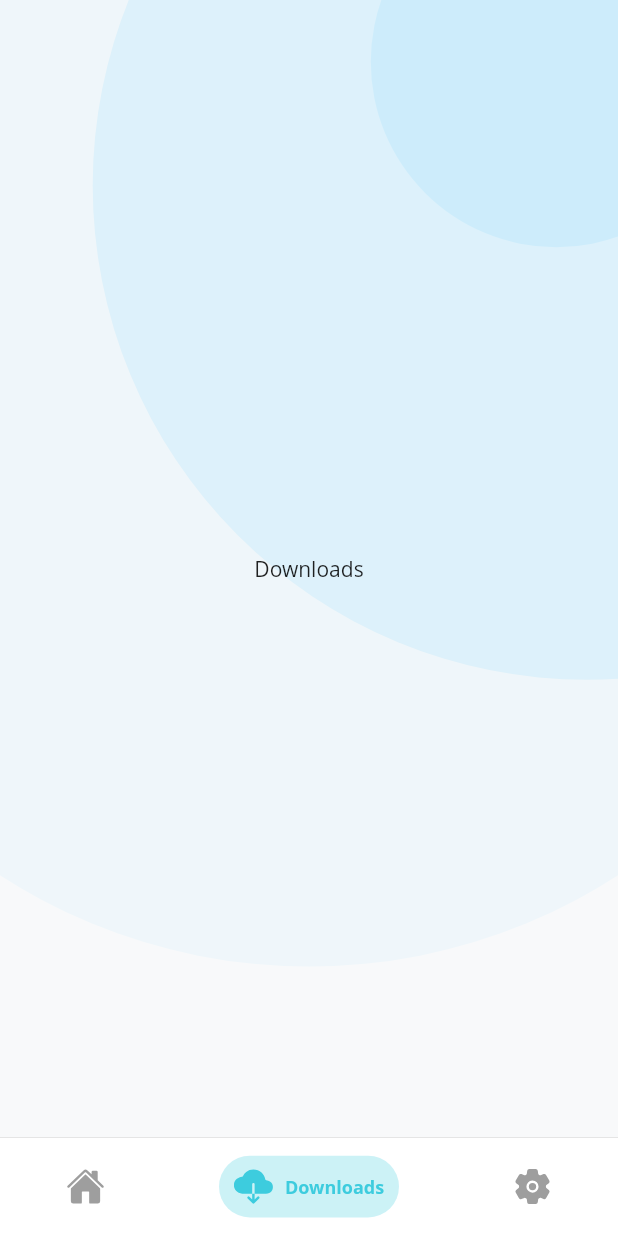
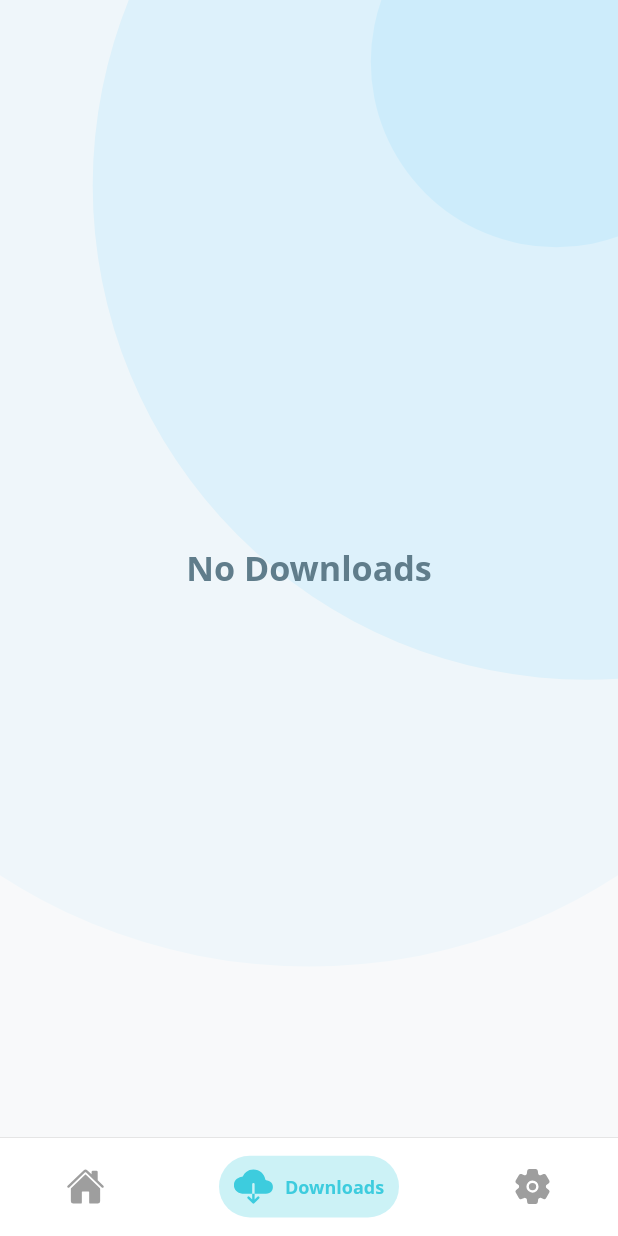
Before and after one commit to lakshitha-deshapriya/NBDS-Deshana, a Flutter app: the screen it shows after launch, item 2 of the bottom bar chosen, on a phone screen of 412 x 824 dp. Run offline on Flutter 3.47's test engine with Material 2 defaults, Android fonts, the phone set to English and light mode, and no system bars; drawn by our look-alikes of persistent_bottom_nav_bar; our stand-ins replace animated_text_kit, audioplayers, cached_network_image, cloud_firestore, connectivity, flutter_neumorphic and 6 more; accounts and stored records are empty.

Commit message:
connectivity aware widgets

```diff
--- a/lib/loader/abstract_loader.dart
+++ b/lib/loader/abstract_loader.dart
@@ -1,8 +1,9 @@
 import 'package:dharma_deshana/models/song.dart';
 import 'package:dharma_deshana/models/music_category.dart';
+import 'package:dharma_deshana/provider/data_provider.dart';
 
 abstract class AbstractLoader {
-  void initData();
+  void initData(Function callback, DataProvider provider);
 
   Future<List<Song>> loadSongs();
 
--- a/lib/models/song.dart
+++ b/lib/models/song.dart
@@ -63,7 +63,7 @@ class Song extends Savable {
     map['NAME'] = name;
     map['TYPE'] = type;
     map['SUB'] = sub;
-    map['SUB'] = coverUrl;
+    map['COVER_URL'] = coverUrl;
     map['INSERT_TIME'] = dateTime.millisecondsSinceEpoch;
     return map;
   }
@@ -76,7 +76,7 @@ class Song extends Savable {
       name: map['NAME'],
       type: map['TYPE'],
       sub: map['SUB'],
-      coverUrl: map['SUB'],
+      coverUrl: map['COVER_URL'],
       categoryTypeKey: map['CATEGORY'] + '-' + map['TYPE'],
       dateTime: DateTime.fromMillisecondsSinceEpoch(map['INSERT_TIME']),
     );
--- a/lib/provider/player_button_provider.dart
+++ b/lib/provider/carousel_provider.dart
@@ -1,6 +1,6 @@
 import 'package:flutter/material.dart';
 
-class PlayerButtonProvider extends ChangeNotifier {
+class CarouselProvider extends ChangeNotifier {
 
   double _left;
   double _top;
--- /dev/null
+++ b/lib/provider/connectivity_provider.dart
@@ -0,0 +1,49 @@
+import 'package:connectivity/connectivity.dart';
+import 'package:flutter/material.dart';
+import 'package:flutter/services.dart';
+
+class ConnectivityProvider with ChangeNotifier {
+  Connectivity _connectivity;
+
+  Connection _connection = Connection.CONNECTED;
+
+  ConnectivityProvider() {
+    _connectivity = Connectivity();
+    initConnectivity();
+    _connectivity.onConnectivityChanged.listen(_updateConnection);
+  }
+
+  initConnectivity() async {
+    ConnectivityResult result;
+    try {
+      result = await _connectivity.checkConnectivity();
+    } on PlatformException catch (e) {
+      print(e.toString());
+    }
+
+    _updateConnection(result);
+  }
+
+  _updateConnection(ConnectivityResult result) {
+    if (result != null && ConnectivityResult.none != result) {
+      if (_connection != Connection.CONNECTED) {
+        setConnection(Connection.CONNECTED);
+      }
+    } else {
+      if (_connection != Connection.DISCONNECTED) {
+        setConnection(Connection.DISCONNECTED);
+      }
+    }
+  }
+
+  bool get isConnected => _connection == Connection.CONNECTED;
+  setConnection(Connection connection) {
+    _connection = connection;
+    notifyListeners();
+  }
+}
+
+enum Connection {
+  CONNECTED,
+  DISCONNECTED,
+}
--- a/lib/provider/provider_manager.dart
+++ b/lib/provider/provider_manager.dart
@@ -1,5 +1,6 @@
+import 'package:dharma_deshana/provider/connectivity_provider.dart';
 import 'package:dharma_deshana/provider/data_provider.dart';
-import 'package:dharma_deshana/provider/player_button_provider.dart';
+import 'package:dharma_deshana/provider/carousel_provider.dart';
 import 'package:dharma_deshana/provider/song_provider.dart';
 import 'package:provider/provider.dart';
 
@@ -10,7 +11,10 @@ List<ChangeNotifierProvider> providers = [
   ChangeNotifierProvider<DataProvider>(
     create: (context) => DataProvider(),
   ),
-  ChangeNotifierProvider<PlayerButtonProvider>(
-    create: (context) => PlayerButtonProvider(),
+  ChangeNotifierProvider<CarouselProvider>(
+    create: (context) => CarouselProvider(),
+  ),
+  ChangeNotifierProvider<ConnectivityProvider>(
+    create: (context) => ConnectivityProvider(),
   ),
 ];
--- a/lib/widgets/tabs/downloads.dart
+++ b/lib/widgets/tabs/downloads.dart
@@ -1,12 +1,22 @@
+import 'package:dharma_deshana/constant/app_constant.dart';
 import 'package:dharma_deshana/widgets/templates/custom/custom_scaffold.dart';
+import 'package:dharma_deshana/widgets/templates/templates.dart';
 import 'package:flutter/material.dart';
 
 class Downloads extends StatelessWidget {
   @override
   Widget build(BuildContext context) {
+    final height =
+        Templates.getAvailableHeight(null, context) - AppConstant.navbarHeight;
     return CustomScaffold(
       body: Center(
-        child: Text('Downloads'),
+        child: Text(
+          'No Downloads',
+          style: TextStyle(
+              color: Colors.blueGrey,
+              fontWeight: FontWeight.bold,
+              fontSize: height * 0.03),
+        ),
       ),
     );
   }
--- /dev/null
+++ b/lib/widgets/templates/custom/connectivity_widget.dart
@@ -0,0 +1,59 @@
+import 'package:dharma_deshana/constant/app_constant.dart';
+import 'package:dharma_deshana/provider/connectivity_provider.dart';
+import 'package:dharma_deshana/widgets/templates/templates.dart';
+import 'package:flutter/material.dart';
+import 'package:flutter_neumorphic/flutter_neumorphic.dart';
+import 'package:provider/provider.dart';
+
+class ConnectivityWidget extends StatelessWidget {
+  final Widget child;
+  final Alignment allign;
+
+  ConnectivityWidget({
+    @required this.child,
+    this.allign = Alignment.topCenter,
+  });
+
+  @override
+  Widget build(BuildContext context) {
+    final height =
+        Templates.getAvailableHeight(null, context) - AppConstant.navbarHeight;
+    return Selector<ConnectivityProvider, bool>(
+      selector: (_, provider) => provider.isConnected,
+      builder: (_, connected, childWidget) => Container(
+        child: Stack(
+          alignment: allign,
+          children: <Widget>[
+            connected
+                ? Container()
+                : Container(
+                    height: height * 0.085,
+                    child: Neumorphic(
+                      style: NeumorphicStyle(
+                        color: Colors.lightBlueAccent.withOpacity(0.3),
+                        depth: 5,
+                      ),
+                      child: Row(
+                        mainAxisAlignment: MainAxisAlignment.center,
+                        crossAxisAlignment: CrossAxisAlignment.center,
+                        children: <Widget>[
+                          Text(
+                            'Connect to Internet',
+                            style: TextStyle(
+                              fontSize: height * 0.03,
+                              color: Colors.red,
+                              fontWeight: FontWeight.bold,
+                            ),
+                          ),
+                        ],
+                      ),
+                    ),
+                  ),
+            childWidget,
+          ],
+        ),
+      ),
+      child: child,
+    );
+  }
+}
--- a/lib/widgets/templates/custom/custom_scaffold.dart
+++ b/lib/widgets/templates/custom/custom_scaffold.dart
@@ -1,7 +1,10 @@
 import 'package:dharma_deshana/constant/app_constant.dart';
+import 'package:dharma_deshana/provider/connectivity_provider.dart';
 import 'package:dharma_deshana/widgets/templates/custom/app_background.dart';
+import 'package:dharma_deshana/widgets/templates/custom/connectivity_widget.dart';
 import 'package:dharma_deshana/widgets/templates/custom/player_button.dart';
 import 'package:flutter/material.dart';
+import 'package:provider/provider.dart';
 
 import '../templates.dart';
 
@@ -19,11 +22,13 @@ class CustomScaffold extends StatelessWidget {
       appBar: appBar,
       body: Padding(
         padding: EdgeInsets.only(top: MediaQuery.of(context).padding.top),
-        child: Stack(
-          children: <Widget>[
-            AppBackground(),
-            body,
-          ],
+        child: ConnectivityWidget(
+          child: Stack(
+            children: <Widget>[
+              AppBackground(),
+              body,
+            ],
+          ),
         ),
       ),
       floatingActionButtonLocation: FloatingActionButtonLocation.endFloat,
--- a/pubspec.yaml
+++ b/pubspec.yaml
@@ -38,6 +38,7 @@ dependencies:
   flutter_neumorphic: ^2.0.1
   persistent_bottom_nav_bar: ^1.5.5
   transparent_image: ^1.0.0
+  connectivity: ^0.4.8+6
 
 dev_dependencies:
   flutter_test:
```
Also changed, not shown: lib/handler/firebase_handler.dart (+4 -20 lines), lib/loader/data_loader.dart (+14 -12 lines), lib/loader/db_data_loader.dart (+4 -3 lines), lib/loader/firebase_loader.dart (+3 -11 lines), lib/widgets/item/song_item.dart (+18 -9 lines), lib/widgets/list/category_list.dart (+22 -10 lines), lib/widgets/tabs/settings.dart (+12 -1 lines), lib/widgets/templates/custom/draggable_button.dart (+5 -5 lines), pubspec.lock.
